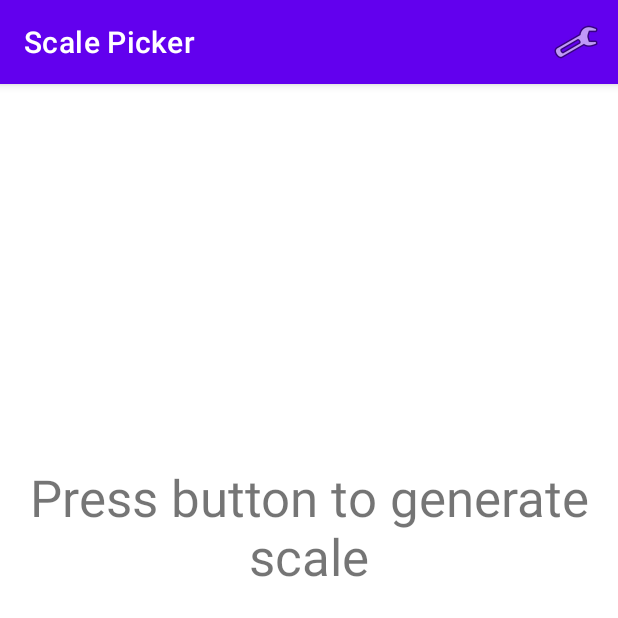
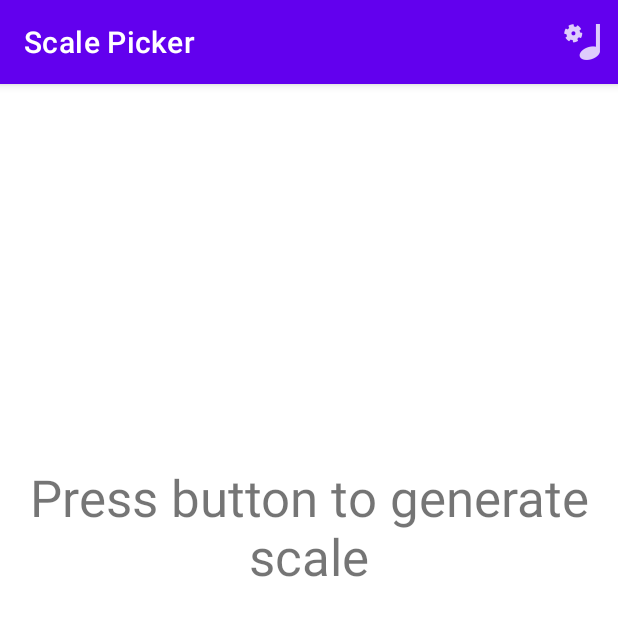
Before and after one commit to goose-in-ranch/Scale-Picker, an Android app: the screen it shows after launch (MainActivity), on a phone screen of 412 x 824 dp, the top half of it. Run offline under Robolectric (Android 15) with nearby library versions, the phone set to English and light mode, and no system bars.

Commit message:
Change Settings Icon

```diff
--- a/app/src/main/res/menu/menu_main_activity.xml
+++ b/app/src/main/res/menu/menu_main_activity.xml
@@ -3,7 +3,8 @@
 
     <item
         android:id="@+id/action_settings"
-        android:icon="@android:drawable/ic_menu_preferences"
+        android:icon="@drawable/ic_settings"
         android:title="Settings"
         app:showAsAction="always"/>
 </menu>
+<!-- original android:icon: android:icon="@android:drawable/ic_menu_preferences" -->
```
Also changed, not shown: app/src/main/res/drawable-hdpi/ic_settings.png (added), app/src/main/res/drawable-mdpi/ic_settings.png (added), app/src/main/res/drawable-xhdpi/ic_settings.png (added), app/src/main/res/drawable-xxhdpi/ic_settings.png (added), app/src/main/res/drawable-xxxhdpi/ic_settings.png (added).
